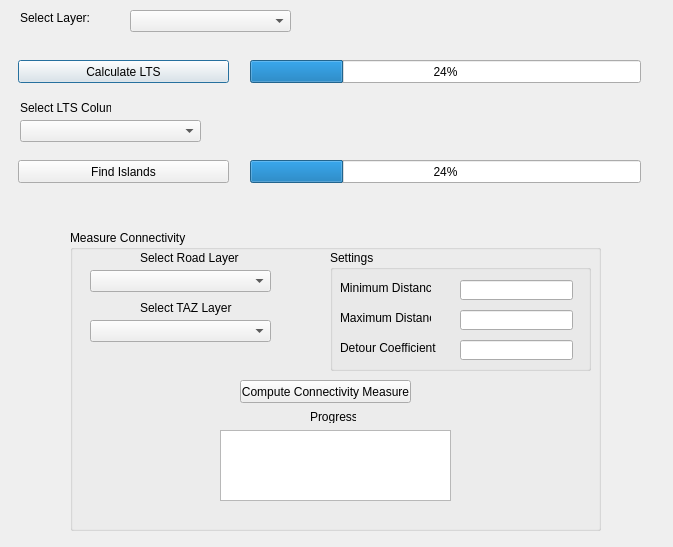
Qt form LTS/ui_lts.ui (PepSalehi/boulder) before a commit.
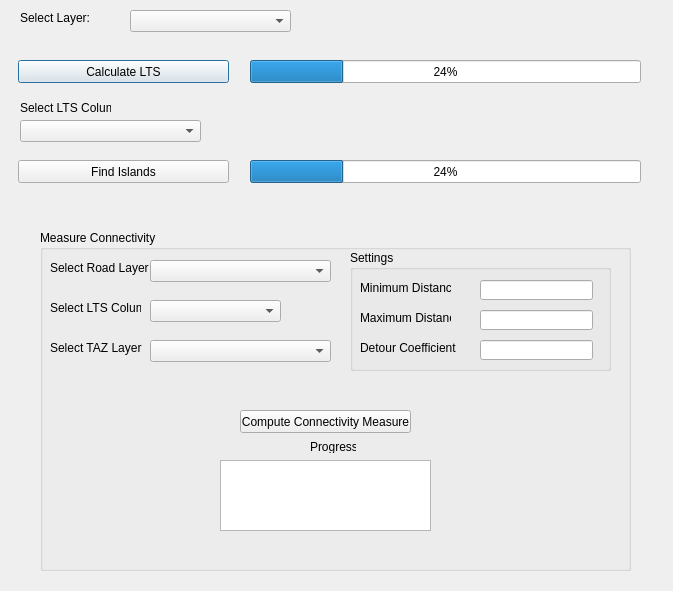
The same form after that commit.

The edit to the form file:
```diff
--- a/LTS/ui_lts.ui
+++ b/LTS/ui_lts.ui
@@ -7,7 +7,7 @@
     <x>0</x>
     <y>0</y>
     <width>673</width>
-    <height>547</height>
+    <height>591</height>
    </rect>
   </property>
   <property name="windowTitle">
@@ -114,10 +114,10 @@
   <widget class="QGroupBox" name="groupBox">
    <property name="geometry">
     <rect>
-     <x>70</x>
+     <x>40</x>
      <y>230</y>
-     <width>531</width>
-     <height>301</height>
+     <width>591</width>
+     <height>341</height>
     </rect>
    </property>
    <property name="title">
@@ -126,8 +126,8 @@
    <widget class="QLabel" name="label_3">
     <property name="geometry">
      <rect>
-      <x>70</x>
-      <y>20</y>
+      <x>10</x>
+      <y>30</y>
       <width>101</width>
       <height>16</height>
      </rect>
@@ -139,8 +139,8 @@
    <widget class="QComboBox" name="road_combo">
     <property name="geometry">
      <rect>
-      <x>20</x>
-      <y>40</y>
+      <x>110</x>
+      <y>30</y>
       <width>181</width>
       <height>22</height>
      </rect>
@@ -149,8 +149,8 @@
    <widget class="QLabel" name="label_4">
     <property name="geometry">
      <rect>
-      <x>70</x>
-      <y>70</y>
+      <x>10</x>
+      <y>110</y>
       <width>111</width>
       <height>16</height>
      </rect>
@@ -162,8 +162,8 @@
    <widget class="QComboBox" name="taz_combo">
     <property name="geometry">
      <rect>
-      <x>20</x>
-      <y>90</y>
+      <x>110</x>
+      <y>110</y>
       <width>181</width>
       <height>22</height>
      </rect>
@@ -172,8 +172,8 @@
    <widget class="QPushButton" name="find_connectivity_btn">
     <property name="geometry">
      <rect>
-      <x>170</x>
-      <y>150</y>
+      <x>200</x>
+      <y>180</y>
       <width>171</width>
       <height>23</height>
      </rect>
@@ -185,9 +185,9 @@
    <widget class="QTextEdit" name="progress_text">
     <property name="geometry">
      <rect>
-      <x>150</x>
-      <y>200</y>
-      <width>231</width>
+      <x>180</x>
+      <y>230</y>
+      <width>211</width>
       <height>71</height>
      </rect>
     </property>
@@ -198,8 +198,8 @@
    <widget class="QLabel" name="label_8">
     <property name="geometry">
      <rect>
-      <x>240</x>
-      <y>180</y>
+      <x>270</x>
+      <y>210</y>
       <width>46</width>
       <height>13</height>
      </rect>
@@ -211,7 +211,7 @@
    <widget class="QGroupBox" name="groupBox_2">
     <property name="geometry">
      <rect>
-      <x>260</x>
+      <x>310</x>
       <y>20</y>
       <width>261</width>
       <height>121</height>
@@ -289,13 +289,29 @@
       <string>Detour Coefficient</string>
      </property>
     </widget>
-    <zorder>minDist</zorder>
-    <zorder>label_5</zorder>
-    <zorder>maxDist</zorder>
-    <zorder>minDist</zorder>
-    <zorder>Detour_coeff</zorder>
-    <zorder>label_6</zorder>
-    <zorder>label_7</zorder>
+   </widget>
+   <widget class="QLabel" name="label_9">
+    <property name="geometry">
+     <rect>
+      <x>10</x>
+      <y>70</y>
+      <width>91</width>
+      <height>16</height>
+     </rect>
+    </property>
+    <property name="text">
+     <string>Select LTS Column</string>
+    </property>
+   </widget>
+   <widget class="QComboBox" name="LtsColumn">
+    <property name="geometry">
+     <rect>
+      <x>110</x>
+      <y>70</y>
+      <width>131</width>
+      <height>22</height>
+     </rect>
+    </property>
    </widget>
    <zorder>groupBox_2</zorder>
    <zorder>label_3</zorder>
```
Left out of the diff: 2 changed lines with no effect on the pictures.
